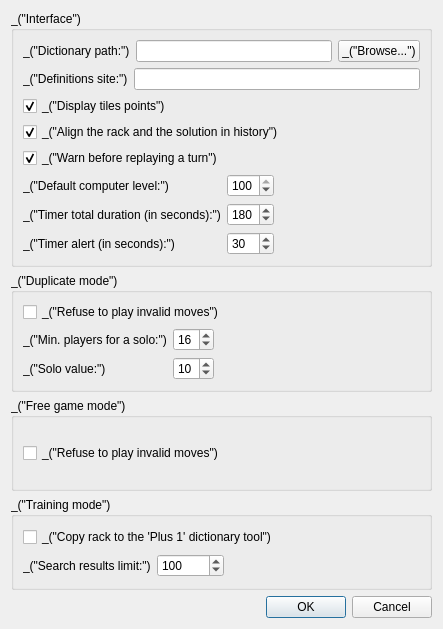
The window that qt/ui/prefs_dialog.ui (cjlano/eliot) describes before a commit, drawn with Qt 5.
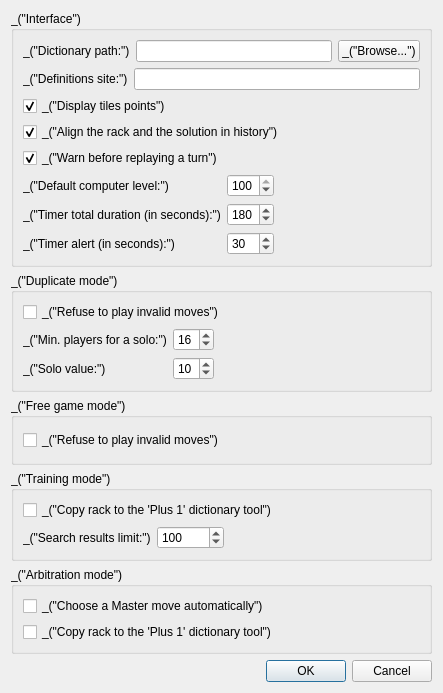
The same window after the commit.

Commit message:
New arbitration mode, dedicate to arbitration of duplicate games.
It is mostly working, but many things are still missing.
In particular:
 - ability to enter (or change) moves for a past turn
 - ability to change the rack (manually, or randomly)
 - ability to add/remove players during the game
 - support for solos, warnings, penalties
 - support for table number
 - more ergonomic interface
 - non regression tests
 - ... and probably bugs to fix

```diff
--- a/qt/ui/prefs_dialog.ui
+++ b/qt/ui/prefs_dialog.ui
@@ -7,7 +7,7 @@
     <x>0</x>
     <y>0</y>
     <width>443</width>
-    <height>629</height>
+    <height>693</height>
    </rect>
   </property>
   <property name="windowTitle">
@@ -328,6 +328,35 @@
      </layout>
     </widget>
    </item>
+   <item>
+    <widget class="QGroupBox" name="groupBox">
+     <property name="title">
+      <string>_(&quot;Arbitration mode&quot;)</string>
+     </property>
+     <layout class="QVBoxLayout" name="verticalLayout_3">
+      <item>
+       <widget class="QCheckBox" name="checkBoxArbitAutoMaster">
+        <property name="toolTip">
+         <string>_(&quot;If checked, a Master move will be selected by default when searching the results. It is still possible to change the Master move afterwards.&quot;)</string>
+        </property>
+        <property name="text">
+         <string>_(&quot;Choose a Master move automatically&quot;)</string>
+        </property>
+       </widget>
+      </item>
+      <item>
+       <widget class="QCheckBox" name="checkBoxArbitLink7P1">
+        <property name="toolTip">
+         <string>_(&quot;If checked, any change to the player rack in training mode will update the 'Plus 1' tab of the 'Dictionary tools' window&quot;)</string>
+        </property>
+        <property name="text">
+         <string>_(&quot;Copy rack to the 'Plus 1' dictionary tool&quot;)</string>
+        </property>
+       </widget>
+      </item>
+     </layout>
+    </widget>
+   </item>
    <item>
     <widget class="QDialogButtonBox" name="buttonBox">
      <property name="orientation">
```
Left out of the diff: 2 changed lines with no effect on the pictures. The commit also changes 28 other files.
